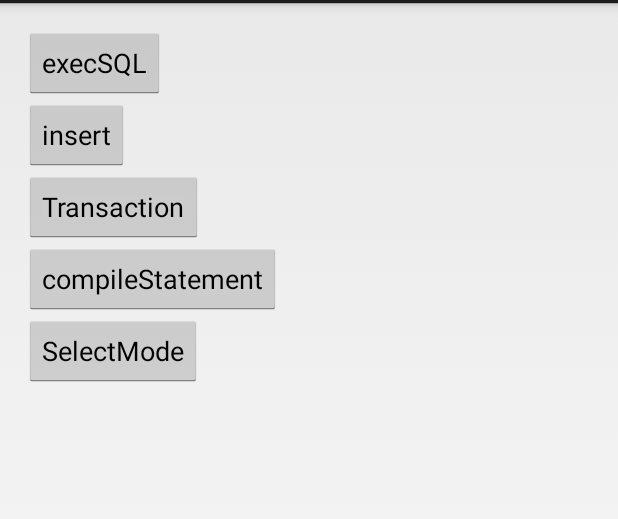
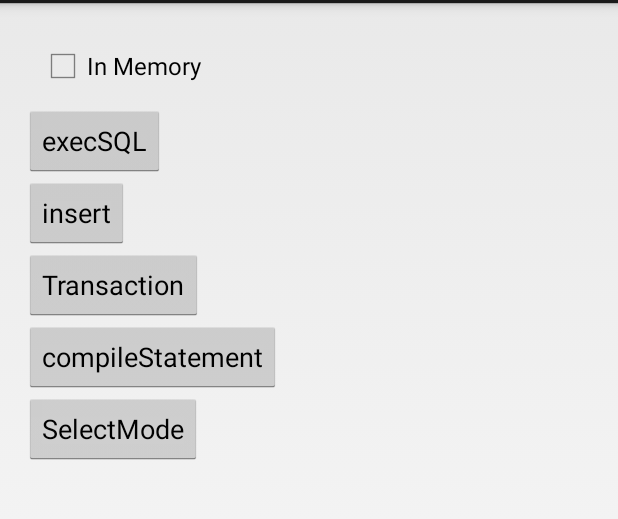
Before and after one commit to operando/Effective-SQLite-for-Android, an Android app: the screen it shows after launch (SqliteInsertActivity), after a tap on "execSQL", on a phone screen of 412 x 824 dp, the part 69-588 px from its top. Run offline under Robolectric (Android 15) with nearby library versions, the phone set to English and light mode, and no system bars; our stand-ins replace ButterKnife.

Commit message:
Fix In Memory Test

```diff
--- a/app/src/main/java/com/operando/os/sqlitesample/activityes/SqliteInsertActivity.java
+++ b/app/src/main/java/com/operando/os/sqlitesample/activityes/SqliteInsertActivity.java
@@ -8,10 +8,14 @@ import android.database.sqlite.SQLiteStatement;
 import android.os.Bundle;
 import android.util.Log;
 import android.view.View;
+import android.widget.CompoundButton;
 
 import com.operando.os.sqlitesample.R;
 import com.operando.os.sqlitesample.databases.SQLiteSampleHelper;
 import com.operando.os.sqlitesample.databases.User;
+
+import butterknife.ButterKnife;
+import butterknife.OnCheckedChanged;
 
 
 public class SqliteInsertActivity extends Activity {
@@ -19,10 +23,13 @@ public class SqliteInsertActivity extends Activity {
     private static final String TAG = "Shibuya Java";
     private static final int DATASIZE = 50000;
 
+    private boolean inMemory;
+
     @Override
     protected void onCreate(Bundle savedInstanceState) {
         super.onCreate(savedInstanceState);
         setContentView(R.layout.activity_my);
+        ButterKnife.inject(this);
 
 //        NO！
 //        String path = "/data/data/" + this.getPackageName() + "/file.db";
@@ -32,8 +39,13 @@ public class SqliteInsertActivity extends Activity {
 //        SQLiteDatabase db = openOrCreateDatabase("app.db", Context.MODE_PRIVATE, null);
     }
 
+    @OnCheckedChanged(R.id.in_memory)
+    void onCheckedChanged(CompoundButton buttonView, boolean isChecked) {
+        inMemory = isChecked;
+    }
+
     public void onExecSQL(View v) {
-        SQLiteSampleHelper ssh = new SQLiteSampleHelper(this);
+        SQLiteSampleHelper ssh = new SQLiteSampleHelper(this, inMemory);
         SQLiteDatabase sb = ssh.getWritableDatabase();
 
         long start = System.currentTimeMillis();
@@ -52,7 +64,7 @@ public class SqliteInsertActivity extends Activity {
     }
 
     public void onInsert(View v) {
-        SQLiteSampleHelper ssh = new SQLiteSampleHelper(this);
+        SQLiteSampleHelper ssh = new SQLiteSampleHelper(this, inMemory);
         SQLiteDatabase sb = ssh.getWritableDatabase();
 
         long start = System.currentTimeMillis();
@@ -72,7 +84,7 @@ public class SqliteInsertActivity extends Activity {
     }
 
     public void onTransaction(View v) {
-        SQLiteSampleHelper ssh = new SQLiteSampleHelper(this);
+        SQLiteSampleHelper ssh = new SQLiteSampleHelper(this, inMemory);
         SQLiteDatabase sb = ssh.getWritableDatabase();
 
         long start = System.currentTimeMillis();
@@ -96,7 +108,7 @@ public class SqliteInsertActivity extends Activity {
     }
 
     public void onCompileStatement(View v) {
-        SQLiteSampleHelper ssh = new SQLiteSampleHelper(this);
+        SQLiteSampleHelper ssh = new SQLiteSampleHelper(this, inMemory);
         SQLiteDatabase sb = ssh.getWritableDatabase();
 
         long start = System.currentTimeMillis();
--- a/app/src/main/java/com/operando/os/sqlitesample/databases/SQLiteSampleHelper.java
+++ b/app/src/main/java/com/operando/os/sqlitesample/databases/SQLiteSampleHelper.java
@@ -15,7 +15,11 @@ public class SQLiteSampleHelper extends SQLiteOpenHelper {
 
 
     public SQLiteSampleHelper(Context context) {
-        super(context, DB_NAME, null, DB_VERSION);
+        this(context, false);
+    }
+
+    public SQLiteSampleHelper(Context context, boolean inMemory) {
+        super(context, inMemory ? null : DB_NAME, null, DB_VERSION);
     }
 
     @Override
--- a/app/src/main/res/layout/activity_my.xml
+++ b/app/src/main/res/layout/activity_my.xml
@@ -9,6 +9,13 @@
     android:paddingBottom="@dimen/activity_vertical_margin"
     tools:context=".MyActivity">
 
+
+    <CheckBox
+        android:id="@+id/in_memory"
+        android:text="In Memory"
+        android:layout_margin="10dp"
+        android:layout_width="wrap_content"
+        android:layout_height="wrap_content" />
 
     <Button
         android:id="@+id/execsql"
```
